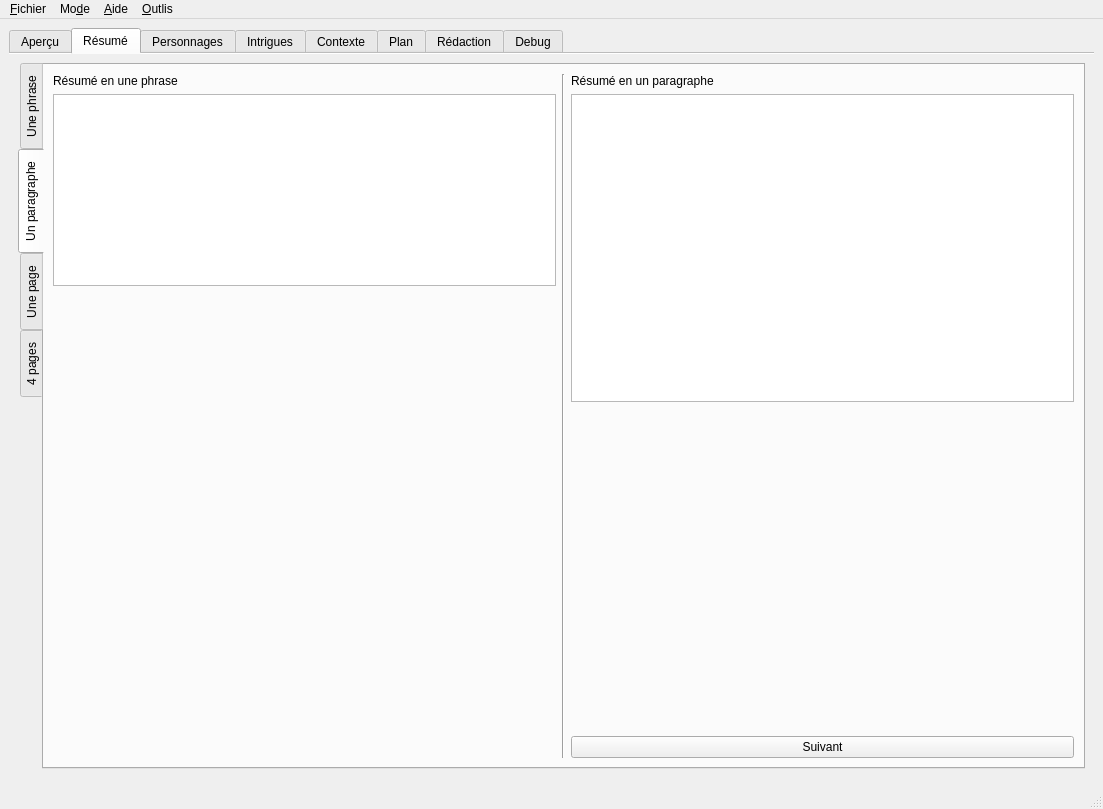
Old version of the form src/ui/mainWindow.ui in the repository olivierkes/manuskript.
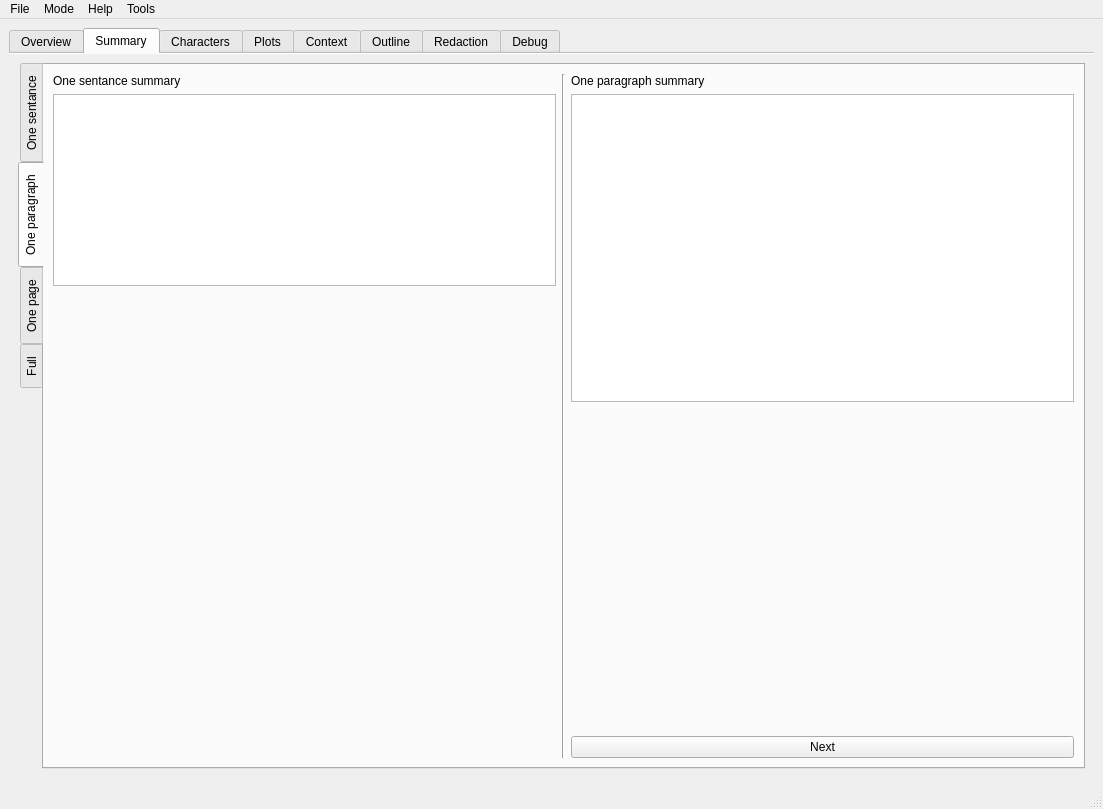
New version of the form. The open tabs and pages were chosen to show the change. Icons and pictures are not drawn. Custom widgets are drawn as their Qt base class.

What changed in the file:
```diff
--- a/src/ui/mainWindow.ui
+++ b/src/ui/mainWindow.ui
@@ -25,7 +25,7 @@
       </property>
       <widget class="QWidget" name="lytTabOverview">
        <attribute name="title">
-        <string>Aperçu</string>
+        <string>Overview</string>
        </attribute>
        <layout class="QVBoxLayout" name="verticalLayout_23">
         <item>
@@ -172,7 +172,7 @@
       </widget>
       <widget class="QWidget" name="lytTabSummary">
        <attribute name="title">
-        <string>Résumé</string>
+        <string>Summary</string>
        </attribute>
        <layout class="QVBoxLayout" name="verticalLayout_24">
         <item>
@@ -185,7 +185,7 @@
           </property>
           <widget class="QWidget" name="tab_14">
            <attribute name="title">
-            <string>Une phrase</string>
+            <string>One sentance</string>
            </attribute>
            <layout class="QVBoxLayout" name="verticalLayout_5">
             <item>
@@ -241,7 +241,7 @@
           </widget>
           <widget class="QWidget" name="tab_13">
            <attribute name="title">
-            <string>Un paragraphe</string>
+            <string>One paragraph</string>
            </attribute>
            <layout class="QHBoxLayout" name="horizontalLayout_4">
             <item>
@@ -249,7 +249,7 @@
               <item>
                <widget class="QLabel" name="label_21">
                 <property name="text">
-                 <string>Résumé en une phrase</string>
+                 <string>One sentance summary</string>
                 </property>
                </widget>
               </item>
@@ -293,7 +293,7 @@
               <item>
                <widget class="QLabel" name="label_2">
                 <property name="text">
-                 <string>Résumé en un paragraphe</string>
+                 <string>One paragraph summary</string>
                 </property>
                </widget>
               </item>
@@ -323,7 +323,7 @@
               <item>
                <widget class="QPushButton" name="btnStepThree">
                 <property name="text">
-                 <string>Suivant</string>
+                 <string>Next</string>
                 </property>
                 <property name="icon">
                  <iconset theme="go-next">
@@ -338,7 +338,7 @@
           </widget>
           <widget class="QWidget" name="tabWidgetPage1">
            <attribute name="title">
-            <string>Une page</string>
+            <string>One page</string>
            </attribute>
            <layout class="QHBoxLayout" name="horizontalLayout_7">
             <item>
@@ -416,7 +416,7 @@
           </widget>
           <widget class="QWidget" name="tabWidgetPage2">
            <attribute name="title">
-            <string>4 pages</string>
+            <string>Full</string>
            </attribute>
            <layout class="QHBoxLayout" name="horizontalLayout_8">
             <item>
@@ -488,7 +488,7 @@
       </widget>
       <widget class="QWidget" name="lytTabPersos">
        <attribute name="title">
-        <string>Personnages</string>
+        <string>Characters</string>
        </attribute>
        <layout class="QVBoxLayout" name="verticalLayout_25">
         <item>
@@ -832,7 +832,7 @@
       </widget>
       <widget class="QWidget" name="lytTabPlot">
        <attribute name="title">
-        <string>Intrigues</string>
+        <string>Plots</string>
        </attribute>
        <layout class="QVBoxLayout" name="verticalLayout_26">
         <item>
@@ -1278,12 +1278,12 @@
       </widget>
       <widget class="QWidget" name="tab_5">
        <attribute name="title">
-        <string>Contexte</string>
+        <string>Context</string>
        </attribute>
       </widget>
       <widget class="QWidget" name="lytTabOutline">
        <attribute name="title">
-        <string>Plan</string>
+        <string>Outline</string>
        </attribute>
        <layout class="QVBoxLayout" name="verticalLayout_27">
         <item>
@@ -1532,7 +1532,7 @@
       </widget>
       <widget class="QWidget" name="lytTabRedac">
        <attribute name="title">
-        <string>Rédaction</string>
+        <string>Redaction</string>
        </attribute>
        <layout class="QVBoxLayout" name="verticalLayout_19">
         <item>
@@ -2066,7 +2066,7 @@
    </property>
    <widget class="QMenu" name="menu_Fichier">
     <property name="title">
-     <string>&amp;Fichier</string>
+     <string>File</string>
     </property>
     <addaction name="actionNouveau"/>
     <addaction name="actionOuvrir"/>
@@ -2078,19 +2078,19 @@
    </widget>
    <widget class="QMenu" name="menuMode">
     <property name="title">
-     <string>Mo&amp;de</string>
+     <string>Mode</string>
     </property>
     <addaction name="actionSnowflakeMode"/>
    </widget>
    <widget class="QMenu" name="menu_Aide">
     <property name="title">
-     <string>&amp;Aide</string>
+     <string>Help</string>
     </property>
     <addaction name="actShowHelp"/>
    </widget>
    <widget class="QMenu" name="menuTools">
     <property name="title">
-     <string>&amp;Outlis</string>
+     <string>Tools</string>
     </property>
     <addaction name="actSpellcheck"/>
    </widget>
```
Left out of the diff: 126 changed lines with no effect on the pictures.
